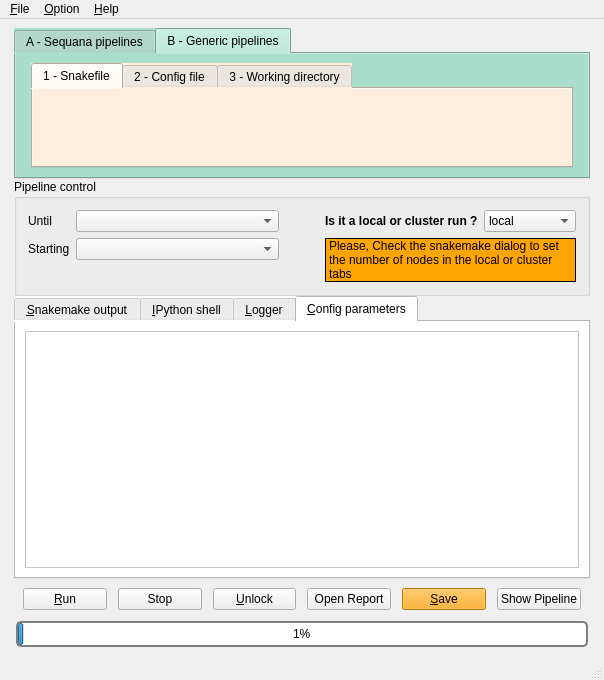
Old version of the form sequana/gui/mainwindow.ui in the repository vladsaveliev/sequana.
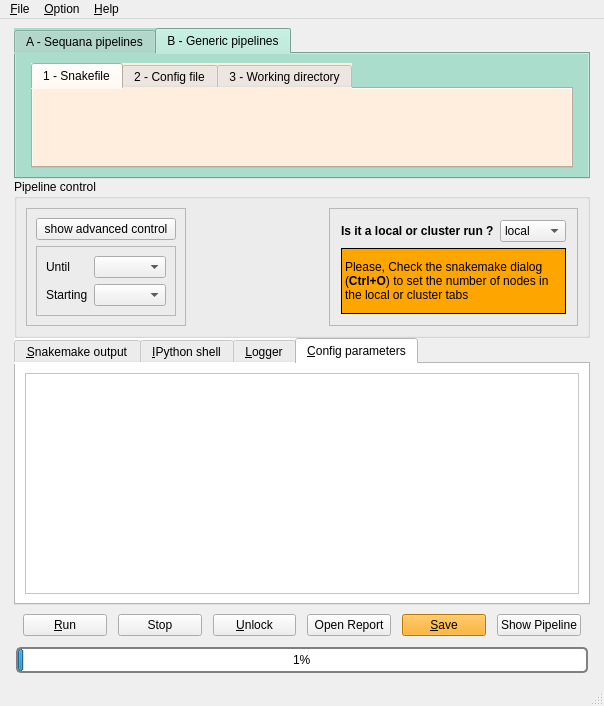
New version of the form. The open tabs and pages were chosen to show the change.

Commit message: update layout of sequanix

```diff
--- a/sequana/gui/mainwindow.ui
+++ b/sequana/gui/mainwindow.ui
@@ -7,7 +7,7 @@
     <x>0</x>
     <y>0</y>
     <width>604</width>
-    <height>680</height>
+    <height>706</height>
    </rect>
   </property>
   <property name="sizePolicy">
@@ -143,7 +143,7 @@
   <widget class="QWidget" name="centralwidget">
    <layout class="QGridLayout" name="gridLayout_2">
     <item row="0" column="0">
-     <layout class="QVBoxLayout" name="vlayout" stretch="0,1,0,0,1">
+     <layout class="QVBoxLayout" name="vlayout" stretch="0,0,0,0,1">
       <property name="spacing">
        <number>0</number>
       </property>
@@ -921,20 +921,24 @@
         </property>
         <layout class="QGridLayout" name="gridLayout_15">
          <item row="0" column="0">
-          <layout class="QHBoxLayout" name="horizontalLayout_3" stretch="1,0,1">
-           <property name="leftMargin">
-            <number>2</number>
+          <widget class="QFrame" name="frame">
+           <property name="frameShape">
+            <enum>QFrame::StyledPanel</enum>
            </property>
-           <property name="topMargin">
-            <number>2</number>
+           <property name="frameShadow">
+            <enum>QFrame::Raised</enum>
            </property>
-           <property name="rightMargin">
-            <number>2</number>
-           </property>
-           <property name="bottomMargin">
-            <number>2</number>
-           </property>
-           <item>
+           <layout class="QGridLayout" name="gridLayout_17">
+            <item row="1" column="0">
+             <widget class="QFrame" name="frame_control">
+              <property name="frameShape">
+               <enum>QFrame::StyledPanel</enum>
+              </property>
+              <property name="frameShadow">
+               <enum>QFrame::Raised</enum>
+              </property>
+              <layout class="QGridLayout" name="gridLayout_16">
+               <item row="1" column="1">
             <layout class="QFormLayout" name="formLayout">
              <item row="1" column="0">
               <widget class="QLabel" name="label">
@@ -965,7 +969,20 @@
              </item>
             </layout>
            </item>
-           <item>
+              </layout>
+             </widget>
+            </item>
+            <item row="0" column="0">
+             <widget class="QPushButton" name="show_advanced_control">
+              <property name="text">
+               <string>show advanced control</string>
+              </property>
+             </widget>
+            </item>
+           </layout>
+          </widget>
+         </item>
+         <item row="0" column="1">
             <spacer name="horizontalSpacer">
              <property name="orientation">
               <enum>Qt::Horizontal</enum>
@@ -978,6 +995,29 @@
              </property>
             </spacer>
            </item>
+         <item row="0" column="2">
+          <widget class="QFrame" name="frame_3">
+           <property name="frameShape">
+            <enum>QFrame::StyledPanel</enum>
+           </property>
+           <property name="frameShadow">
+            <enum>QFrame::Raised</enum>
+           </property>
+           <layout class="QGridLayout" name="gridLayout_18">
+            <item row="0" column="2">
+             <layout class="QHBoxLayout" name="horizontalLayout_3" stretch="1">
+              <property name="leftMargin">
+               <number>2</number>
+              </property>
+              <property name="topMargin">
+               <number>2</number>
+              </property>
+              <property name="rightMargin">
+               <number>2</number>
+              </property>
+              <property name="bottomMargin">
+               <number>2</number>
+              </property>
            <item>
             <layout class="QVBoxLayout" name="verticalLayout_5">
              <item>
@@ -1017,7 +1057,7 @@
                 <enum>QFrame::Box</enum>
                </property>
                <property name="text">
-                <string>Please, Check the snakemake dialog to set the number of nodes in the local or cluster tabs</string>
+                   <string>Please, Check the snakemake dialog (&lt;b&gt;Ctrl+O&lt;/b&gt;) to set the number of nodes in the local or cluster tabs</string>
                </property>
                <property name="wordWrap">
                 <bool>true</bool>
@@ -1034,6 +1074,9 @@
         </layout>
        </widget>
       </item>
+        </layout>
+       </widget>
+      </item>
       <item>
        <widget class="QTabWidget" name="tabs">
         <property name="sizePolicy">
@@ -1180,8 +1223,8 @@
               <rect>
                <x>0</x>
                <y>0</y>
-               <width>643</width>
-               <height>187</height>
+               <width>654</width>
+               <height>181</height>
               </rect>
              </property>
             </widget>
```
Lines whose indentation alone changed are shown as unchanged. The commit also changes 1 other file.
